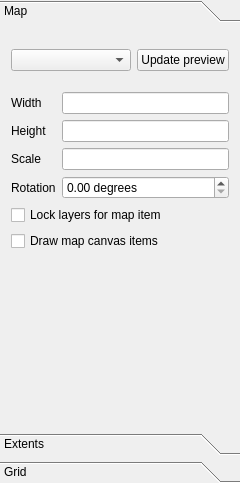
First picture: the form in src/ui/qgscomposermapwidgetbase.ui, repository kadas-albireo/kadas-albireo, before the edit.
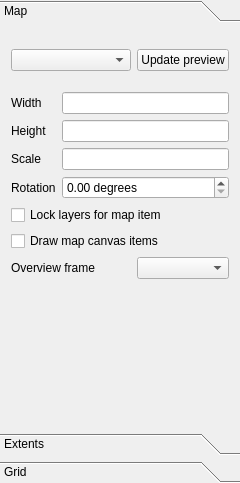
Second picture: the form after the edit. Custom widgets are drawn as their Qt base class.

Commit message: [FEATURE]: display rectangle of another composer map (overview map)

Diff of the .ui file:
```diff
--- a/src/ui/qgscomposermapwidgetbase.ui
+++ b/src/ui/qgscomposermapwidgetbase.ui
@@ -220,6 +220,16 @@
          </property>
         </spacer>
        </item>
+       <item row="5" column="1">
+        <widget class="QComboBox" name="mOverviewFrameMapComboBox"/>
+       </item>
+       <item row="5" column="0">
+        <widget class="QLabel" name="mOverviewFrameMapLabel">
+         <property name="text">
+          <string>Overview frame</string>
+         </property>
+        </widget>
+       </item>
       </layout>
      </widget>
      <widget class="QWidget" name="page_2">
```
Left out of the diff: 2 changed lines with no effect on the pictures. The commit also changes 4 other files.
